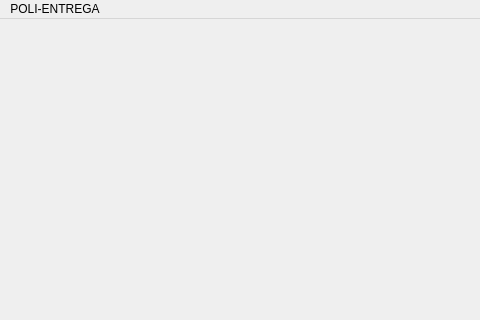
Before: the Qt Designer form mainwindow.ui in reddeimer/EPN-Package-System-Project, drawn with Qt 5; both pictures show x 0 to 480 and y 0 to 320 of the 800 by 600 pixel window.
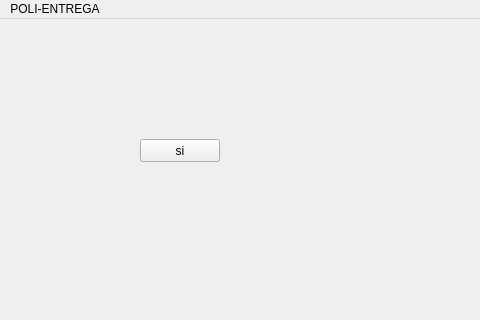
After: the same form once the commit is applied.

The edit to the form file:
```diff
--- a/mainwindow.ui
+++ b/mainwindow.ui
@@ -13,7 +13,21 @@
   <property name="windowTitle">
    <string>MainWindow</string>
   </property>
-  <widget class="QWidget" name="centralwidget"/>
+  <widget class="QWidget" name="centralwidget">
+   <widget class="QPushButton" name="btnSi">
+    <property name="geometry">
+     <rect>
+      <x>140</x>
+      <y>120</y>
+      <width>80</width>
+      <height>23</height>
+     </rect>
+    </property>
+    <property name="text">
+     <string>si</string>
+    </property>
+   </widget>
+  </widget>
   <widget class="QStatusBar" name="statusbar"/>
   <widget class="QMenuBar" name="menubar">
    <property name="geometry">
```
